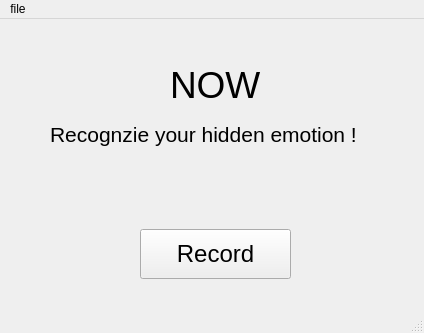
Qt form dialog.ui (Engy-Elmoshrify/Moodak) before a commit.
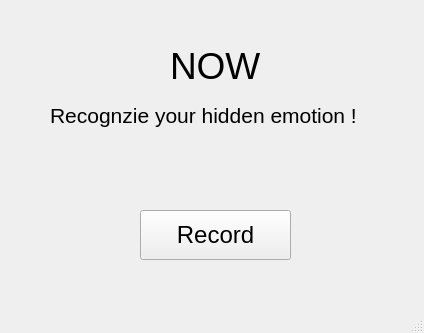
The same form after that commit. Icons and pictures are not drawn.

```diff
--- a/dialog.ui
+++ b/dialog.ui
@@ -119,22 +119,6 @@
     </property>
    </widget>
   </widget>
-  <widget class="QMenuBar" name="menubar">
-   <property name="geometry">
-    <rect>
-     <x>0</x>
-     <y>0</y>
-     <width>424</width>
-     <height>21</height>
-    </rect>
-   </property>
-   <widget class="QMenu" name="menufile">
-    <property name="title">
-     <string>file</string>
-    </property>
-   </widget>
-   <addaction name="menufile"/>
-  </widget>
   <widget class="QStatusBar" name="statusbar"/>
  </widget>
  <resources/>
```
